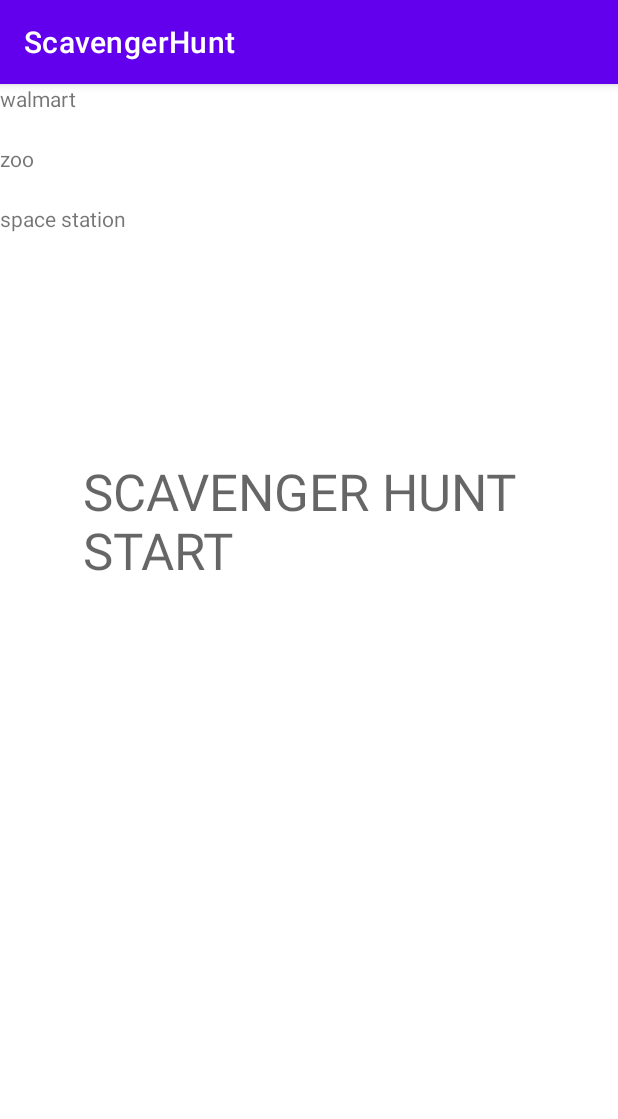
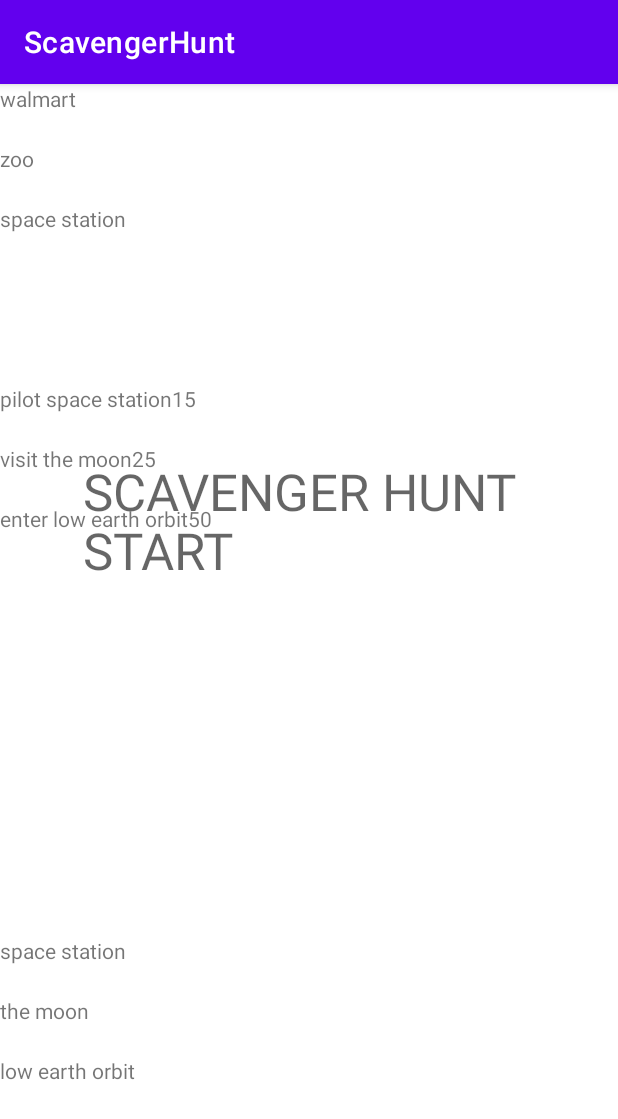
Before and after one commit to Cinnamon-Toast-Crunch/ScavengerHunt, an Android app: the screen it shows after launch (MainActivity), on a phone screen of 412 x 824 dp. Shown: the top 1119 px of the screen. Run offline under Robolectric (Android 15) with nearby library versions, the phone set to English and light mode, and no system bars; libraries missing offline, so code that uses them is left out: com.amplifyframework.api, com.amplifyframework.auth, com.amplifyframework.core, com.amplifyframework.storage; 4 statements that could not run were skipped.

Commit message:
added recycler views for locations and hunts

```diff
--- /dev/null
+++ b/app/src/main/java/com/cinnamontoast/scavengerhunt/HuntAdapter.java
@@ -0,0 +1,64 @@
+package com.cinnamontoast.scavengerhunt;
+
+import android.view.LayoutInflater;
+import android.view.View;
+import android.view.ViewGroup;
+import android.widget.TextView;
+
+import androidx.annotation.NonNull;
+import androidx.recyclerview.widget.RecyclerView;
+
+import com.amplifyframework.datastore.generated.model.Hunt;
+import com.amplifyframework.datastore.generated.model.Location;
+import com.amplifyframework.datastore.generated.model.Quest;
+
+import java.util.ArrayList;
+
+public class HuntAdapter extends RecyclerView.Adapter<HuntAdapter.HuntViewHolder> {
+
+    ArrayList<Hunt> huntForRecycler;
+    HuntListFormatter huntListFormatter;
+
+    public HuntAdapter(ArrayList<Hunt> huntForRecycler, HuntListFormatter huntListFormatter) {
+        this.huntForRecycler = huntForRecycler;
+        this.huntListFormatter = huntListFormatter;
+    }
+
+
+    @NonNull
+    @Override
+    public HuntViewHolder onCreateViewHolder(@NonNull ViewGroup parent, int viewType) {
+        View view = LayoutInflater.from(parent.getContext())
+                .inflate(R.layout.fragment_hunt, parent, false);
+        HuntViewHolder huntViewHolder = new HuntViewHolder(view);
+        view.setOnClickListener(v -> {
+            huntListFormatter.huntFormatter(huntViewHolder.hunt);
+
+        });
+        return huntViewHolder;
+    }
+
+    @Override
+    public void onBindViewHolder(@NonNull HuntViewHolder holder, int position) {
+        holder.hunt = huntForRecycler.get(position);
+        ((TextView) holder.itemView.findViewById(R.id.huntName)).setText(holder.hunt.getName());
+        ((TextView) holder.itemView.findViewById(R.id.huntPoints)).setText(holder.hunt.getTotalPoints().toString());
+
+    }
+
+    @Override
+    public int getItemCount() {
+        return huntForRecycler.size();
+    }
+
+    public static class HuntViewHolder extends RecyclerView.ViewHolder{
+        public  Hunt hunt;
+
+        public HuntViewHolder(@NonNull View itemView) {
+            super(itemView);
+        }
+    }
+    public static interface HuntListFormatter{
+        public void huntFormatter(Hunt hunt);
+    }
+}
--- /dev/null
+++ b/app/src/main/java/com/cinnamontoast/scavengerhunt/HuntFragment.java
@@ -0,0 +1,64 @@
+package com.cinnamontoast.scavengerhunt;
+
+import android.os.Bundle;
+
+import androidx.fragment.app.Fragment;
+
+import android.view.LayoutInflater;
+import android.view.View;
+import android.view.ViewGroup;
+
+/**
+ * A simple {@link Fragment} subclass.
+ * Use the {@link HuntFragment#newInstance} factory method to
+ * create an instance of this fragment.
+ */
+public class HuntFragment extends Fragment {
+
+    // TODO: Rename parameter arguments, choose names that match
+    // the fragment initialization parameters, e.g. ARG_ITEM_NUMBER
+    private static final String ARG_PARAM1 = "name";
+    private static final String ARG_PARAM2 = "totalPoints";
+
+    // TODO: Rename and change types of parameters
+    private String mName;
+    private String mTotalPoints;
+
+    public HuntFragment() {
+        // Required empty public constructor
+    }
+
+    /**
+     * Use this factory method to create a new instance of
+     * this fragment using the provided parameters.
+     *
+     * @param name Parameter 1.
+     * @param totalPoints Parameter 2.
+     * @return A new instance of fragment HuntFragment.
+     */
+    // TODO: Rename and change types and number of parameters
+    public static HuntFragment newInstance(String name, String totalPoints) {
+        HuntFragment fragment = new HuntFragment();
+        Bundle args = new Bundle();
+        args.putString(ARG_PARAM1, name);
+        args.putString(ARG_PARAM2, totalPoints);
+        fragment.setArguments(args);
+        return fragment;
+    }
+
+    @Override
+    public void onCreate(Bundle savedInstanceState) {
+        super.onCreate(savedInstanceState);
+        if (getArguments() != null) {
+            mName = getArguments().getString(ARG_PARAM1);
+            mTotalPoints = getArguments().getString(ARG_PARAM2);
+        }
+    }
+
+    @Override
+    public View onCreateView(LayoutInflater inflater, ViewGroup container,
+                             Bundle savedInstanceState) {
+        // Inflate the layout for this fragment
+        return inflater.inflate(R.layout.fragment_hunt, container, false);
+    }
+}
--- /dev/null
+++ b/app/src/main/java/com/cinnamontoast/scavengerhunt/LocationAdapter.java
@@ -0,0 +1,62 @@
+package com.cinnamontoast.scavengerhunt;
+
+import android.view.LayoutInflater;
+import android.view.View;
+import android.view.ViewGroup;
+import android.widget.TextView;
+
+import androidx.annotation.NonNull;
+import androidx.recyclerview.widget.RecyclerView;
+
+import com.amplifyframework.datastore.generated.model.Location;
+import com.amplifyframework.datastore.generated.model.Quest;
+
+import java.util.ArrayList;
+
+public class LocationAdapter extends RecyclerView.Adapter<LocationAdapter.LocationViewHolder> {
+
+    ArrayList<Location> locationForRecycler;
+    LocationListFormatter locationListFormatter;
+
+    public LocationAdapter(ArrayList<Location> locationForRecycler, LocationListFormatter locationListFormatter) {
+        this.locationForRecycler = locationForRecycler;
+        this.locationListFormatter = locationListFormatter;
+    }
+
+
+    @NonNull
+    @Override
+    public LocationViewHolder onCreateViewHolder(@NonNull ViewGroup parent, int viewType) {
+        View view = LayoutInflater.from(parent.getContext())
+                .inflate(R.layout.fragment_location, parent, false);
+        LocationViewHolder locationViewHolder = new LocationViewHolder(view);
+        view.setOnClickListener(v -> {
+            locationListFormatter.locationFormatter(locationViewHolder.location);
+
+        });
+        return locationViewHolder;
+    }
+
+    @Override
+    public void onBindViewHolder(@NonNull LocationViewHolder holder, int position) {
+        holder.location = locationForRecycler.get(position);
+        ((TextView) holder.itemView.findViewById(R.id.locationName)).setText(holder.location.getName());
+
+    }
+
+    @Override
+    public int getItemCount() {
+        return locationForRecycler.size();
+    }
+
+    public static class LocationViewHolder extends RecyclerView.ViewHolder{
+        public Location location;
+
+        public LocationViewHolder(@NonNull View itemView) {
+            super(itemView);
+        }
+    }
+    public static interface LocationListFormatter{
+        public void locationFormatter(Location location);
+    }
+}
--- /dev/null
+++ b/app/src/main/java/com/cinnamontoast/scavengerhunt/LocationFragment.java
@@ -0,0 +1,59 @@
+package com.cinnamontoast.scavengerhunt;
+
+import android.os.Bundle;
+
+import androidx.fragment.app.Fragment;
+
+import android.view.LayoutInflater;
+import android.view.View;
+import android.view.ViewGroup;
+
+/**
+ * A simple {@link Fragment} subclass.
+ * Use the {@link LocationFragment#newInstance} factory method to
+ * create an instance of this fragment.
+ */
+public class LocationFragment extends Fragment {
+
+    // TODO: Rename parameter arguments, choose names that match
+    // the fragment initialization parameters, e.g. ARG_ITEM_NUMBER
+    private static final String ARG_PARAM1 = "name";
+
+    // TODO: Rename and change types of parameters
+    private String mName;
+
+    public LocationFragment() {
+        // Required empty public constructor
+    }
+
+    /**
+     * Use this factory method to create a new instance of
+     * this fragment using the provided parameters.
+     *
+     * @param name Parameter 1.
+     * @return A new instance of fragment LocationFragment.
+     */
+    // TODO: Rename and change types and number of parameters
+    public static LocationFragment newInstance(String name) {
+        LocationFragment fragment = new LocationFragment();
+        Bundle args = new Bundle();
+        args.putString(ARG_PARAM1, name);
+        fragment.setArguments(args);
+        return fragment;
+    }
+
+    @Override
+    public void onCreate(Bundle savedInstanceState) {
+        super.onCreate(savedInstanceState);
+        if (getArguments() != null) {
+            mName = getArguments().getString(ARG_PARAM1);
+        }
+    }
+
+    @Override
+    public View onCreateView(LayoutInflater inflater, ViewGroup container,
+                             Bundle savedInstanceState) {
+        // Inflate the layout for this fragment
+        return inflater.inflate(R.layout.fragment_location, container, false);
+    }
+}
--- a/app/src/main/java/com/cinnamontoast/scavengerhunt/MainActivity.java
+++ b/app/src/main/java/com/cinnamontoast/scavengerhunt/MainActivity.java
@@ -13,15 +13,19 @@ import com.amplifyframework.AmplifyException;
 import com.amplifyframework.api.aws.AWSApiPlugin;
 import com.amplifyframework.auth.cognito.AWSCognitoAuthPlugin;
 import com.amplifyframework.core.Amplify;
+import com.amplifyframework.datastore.generated.model.Hunt;
+import com.amplifyframework.datastore.generated.model.Location;
 import com.amplifyframework.datastore.generated.model.Quest;
 import com.amplifyframework.datastore.generated.model.User;
 import com.amplifyframework.storage.s3.AWSS3StoragePlugin;
 
 import java.util.ArrayList;
 
-public class MainActivity extends AppCompatActivity implements QuestAdapter.QuestListFormatter {
+public class MainActivity extends AppCompatActivity implements QuestAdapter.QuestListFormatter, LocationAdapter.LocationListFormatter, HuntAdapter.HuntListFormatter {
 
     ArrayList<Quest> quests = new ArrayList<>();
+    ArrayList<Location> locations = new ArrayList<>();
+    ArrayList<Hunt> hunts = new ArrayList<>();
 
 
     @RequiresApi(api = Build.VERSION_CODES.O)
@@ -40,7 +44,25 @@ public class MainActivity extends AppCompatActivity implements QuestAdapter.Ques
         questRecycler.setLayoutManager(new LinearLayoutManager(this));
         questRecycler.setAdapter(new QuestAdapter(quests,this));
 
-        }
+        Location tempLocation = addFakeLocation("space station", tempUser);
+        locations.add(addFakeLocation("space station", tempUser));
+        locations.add(addFakeLocation("the moon", tempUser));
+        locations.add(addFakeLocation("low earth orbit", tempUser));
+
+        RecyclerView locationRecycler = findViewById(R.id.locationRecycler);
+        locationRecycler.setLayoutManager(new LinearLayoutManager(this));
+        locationRecycler.setAdapter(new LocationAdapter(locations, this));
+
+        Hunt tempHunt = addFakeHunt("find the freeze dried ice cream", 10, tempLocation);
+        hunts.add(addFakeHunt("pilot space station", 15, tempLocation));
+        hunts.add(addFakeHunt("visit the moon", 25, tempLocation));
+        hunts.add(addFakeHunt("enter low earth orbit", 50,tempLocation));
+
+        RecyclerView huntRecycler = findViewById(R.id.huntRecycler);
+        huntRecycler.setLayoutManager(new LinearLayoutManager(this));
+        huntRecycler.setAdapter(new HuntAdapter(hunts, this));
+
+    }
     public Quest addFakeQuest(String title, User user){
         Quest quest = Quest.builder().userId(user.getId()).title(title).build();
         return quest;
@@ -49,6 +71,14 @@ public class MainActivity extends AppCompatActivity implements QuestAdapter.Ques
     public User addFakeUser(String username, String email){
         User user = User.builder().userName(username).email(email).build();
         return user;
+    }
+    public Location addFakeLocation(String name, User user){
+        Location location = Location.builder().userId(user.getId()).name(name).build();
+        return location;
+    }
+    public Hunt addFakeHunt(String name, Integer totalPoints, Location location){
+        Hunt hunt = Hunt.builder().locationId(location.getId()).name(name).totalPoints(totalPoints).build();
+        return hunt;
     }
 
     public void configAWS() {
@@ -70,4 +100,14 @@ public class MainActivity extends AppCompatActivity implements QuestAdapter.Ques
     public void questFormatter(Quest quest) {
 
     }
+
+    @Override
+    public void locationFormatter(Location location) {
+
+    }
+
+    @Override
+    public void huntFormatter(Hunt hunt) {
+
+    }
 }
--- a/app/src/main/res/layout/activity_main.xml
+++ b/app/src/main/res/layout/activity_main.xml
@@ -7,6 +7,7 @@
     tools:context=".MainActivity">
 
     <TextView
+        android:id="@+id/textView"
         android:layout_width="302dp"
         android:layout_height="271dp"
         android:text="SCAVENGER HUNT START"
@@ -19,8 +20,22 @@
     <androidx.recyclerview.widget.RecyclerView
         android:id="@+id/questRecycler"
         android:layout_width="match_parent"
-        android:layout_height="400dp"
+        android:layout_height="200dp"
         app:layout_constraintStart_toStartOf="parent"
         app:layout_constraintTop_toTopOf="parent" />
 
+    <androidx.recyclerview.widget.RecyclerView
+        android:id="@+id/locationRecycler"
+        android:layout_width="match_parent"
+        android:layout_height="200dp"
+        app:layout_constraintBottom_toBottomOf="parent"
+        app:layout_constraintStart_toStartOf="parent" />
+
+    <androidx.recyclerview.widget.RecyclerView
+        android:id="@+id/huntRecycler"
+        android:layout_width="match_parent"
+        android:layout_height="200dp"
+        app:layout_constraintStart_toStartOf="parent"
+        app:layout_constraintTop_toBottomOf="@+id/questRecycler" />
+
 </androidx.constraintlayout.widget.ConstraintLayout>
--- /dev/null
+++ b/app/src/main/res/layout/fragment_hunt.xml
@@ -0,0 +1,28 @@
+<?xml version="1.0" encoding="utf-8"?>
+<androidx.constraintlayout.widget.ConstraintLayout xmlns:android="http://schemas.android.com/apk/res/android"
+    xmlns:app="http://schemas.android.com/apk/res-auto"
+    xmlns:tools="http://schemas.android.com/tools"
+    android:id="@+id/frameLayout"
+    android:layout_width="match_parent"
+    android:layout_height="40dp"
+    tools:context=".HuntFragment">
+
+    <!-- TODO: Update blank fragment layout -->
+
+    <TextView
+        android:id="@+id/huntName"
+        android:layout_width="wrap_content"
+        android:layout_height="wrap_content"
+        android:text="Hunt Name"
+        app:layout_constraintStart_toStartOf="parent"
+        app:layout_constraintTop_toTopOf="parent" />
+
+    <TextView
+        android:id="@+id/huntPoints"
+        android:layout_width="wrap_content"
+        android:layout_height="wrap_content"
+        android:text="Total Points"
+        app:layout_constraintStart_toEndOf="@+id/huntName"
+        app:layout_constraintTop_toTopOf="parent" />
+
+</androidx.constraintlayout.widget.ConstraintLayout>
--- /dev/null
+++ b/app/src/main/res/layout/fragment_location.xml
@@ -0,0 +1,15 @@
+<?xml version="1.0" encoding="utf-8"?>
+<FrameLayout xmlns:android="http://schemas.android.com/apk/res/android"
+    xmlns:tools="http://schemas.android.com/tools"
+    android:layout_width="match_parent"
+    android:layout_height="40dp"
+    tools:context=".LocationFragment">
+
+    <!-- TODO: Update blank fragment layout -->
+    <TextView
+        android:id="@+id/locationName"
+        android:layout_width="match_parent"
+        android:layout_height="match_parent"
+        android:text="@string/hello_blank_fragment" />
+
+</FrameLayout>
```
